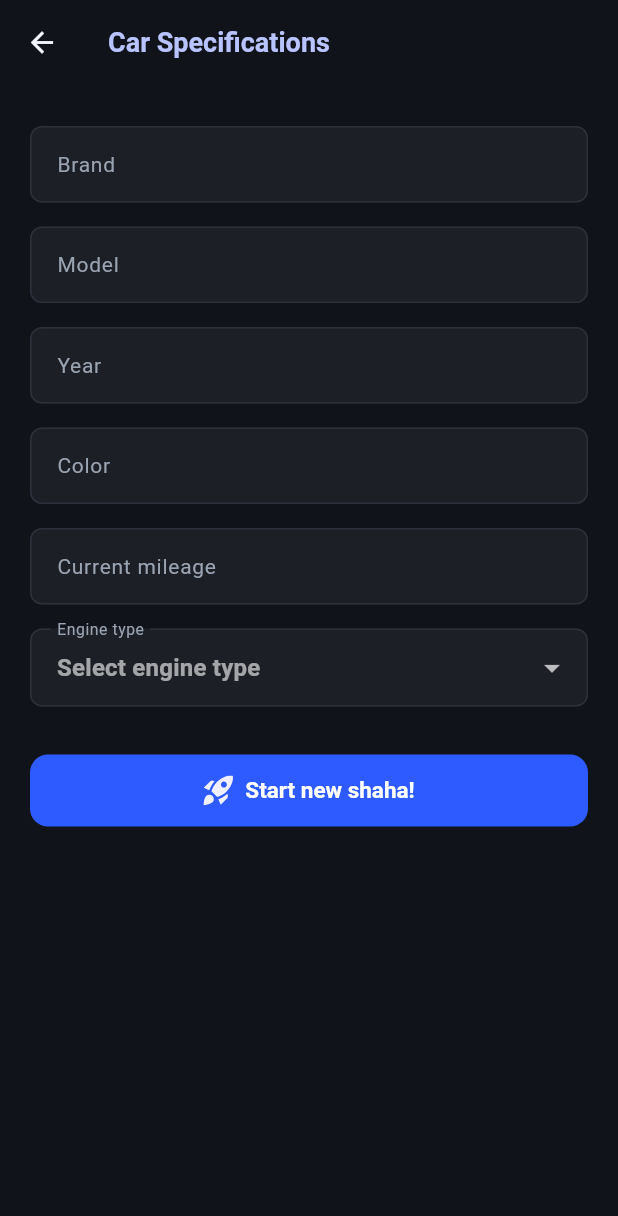
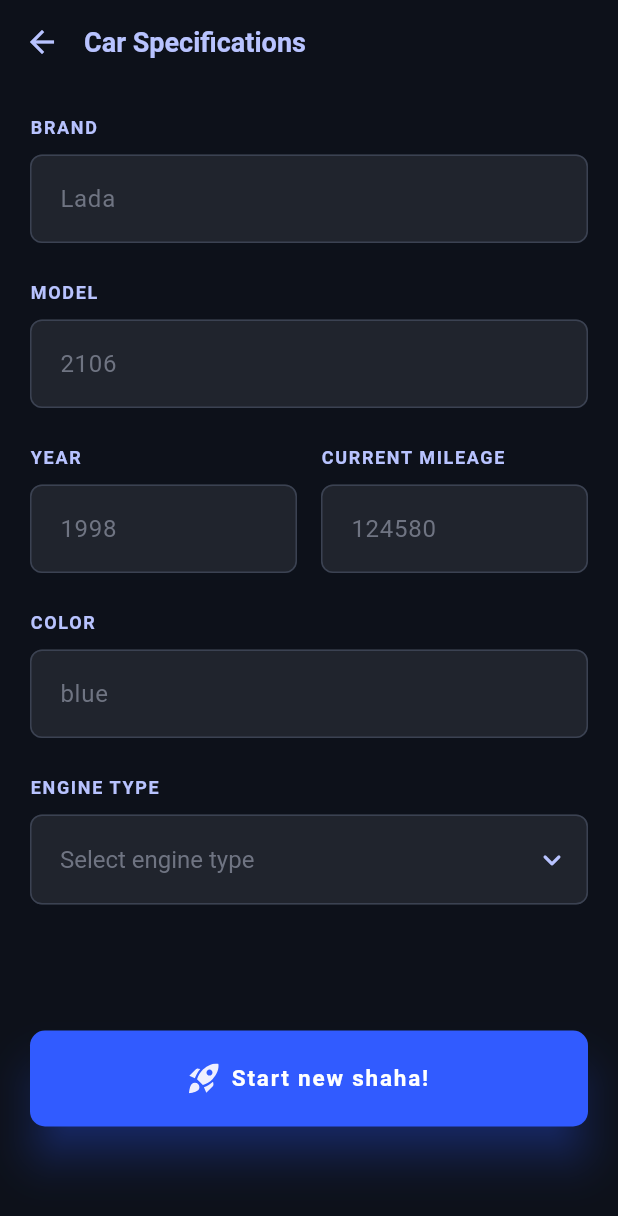
Before and after one commit to my-talking-shaha/my-talking-shaha, a Flutter app: the AddVehicleScreen screen opened by its route, on a phone screen of 412 x 824 dp. Shown: the top 1216 px of the screen. Run offline on Flutter 3.47's test engine with Material 3 defaults, Android fonts, the light colour scheme and no system bars; our stand-ins replace flutter_riverpod, flutter_svg, go_router.

Commit message:
fix: adjust add vehicle screen to design 2

```diff
--- a/frontend/lib/features/garage/presentation/screens/add_vehicle_screen.dart
+++ b/frontend/lib/features/garage/presentation/screens/add_vehicle_screen.dart
@@ -17,6 +17,12 @@
 final class _AddVehicleScreenState extends ConsumerState<AddVehicleScreen> {
   late final AddVehicleController _controller;
 
+  static const _backgroundColor = Color(0xFF0D111A);
+  static const _fieldColor = Color(0xFF20242D);
+  static const _borderColor = Color(0xFF3B4252);
+  static const _accentColor = Color(0xFFB8C3FF);
+  static const _hintColor = Color(0xFF6F7482);
+
   @override
   void initState() {
     super.initState();
@@ -29,10 +35,15 @@
     final hasEngineType = state.engineType.isNotEmpty;
 
     return Scaffold(
+      backgroundColor: _backgroundColor,
       appBar: AppBar(
+        backgroundColor: _backgroundColor,
+        elevation: 0,
+        titleSpacing: 0,
+        iconTheme: const IconThemeData(color: _accentColor),
         title: const Text(
           'Car Specifications',
-          style: TextStyle(color: Color(0xFFB8C3FF)),
+          style: TextStyle(color: _accentColor, fontWeight: FontWeight.w700),
         ),
         leading: IconButton(
           onPressed: () => context.go('/garage'),
@@ -41,11 +52,10 @@
       ),
       body: SafeArea(
         child: SingleChildScrollView(
-          padding: const EdgeInsets.all(AppSpacing.xl),
+          padding: const EdgeInsets.fromLTRB(20, 20, 20, 24),
           child: Column(
             crossAxisAlignment: CrossAxisAlignment.start,
             children: [
-              const SizedBox(height: AppSpacing.sm),
               _GarageTextField(
                 label: 'Brand',
                 hintText: 'Lada',
@@ -53,7 +63,8 @@
                 textInputAction: TextInputAction.next,
                 onChanged: (value) => _update(_controller.updateBrand, value),
               ),
-              const SizedBox(height: AppSpacing.lg),
+              const SizedBox(height: 24),
+
               _GarageTextField(
                 label: 'Model',
                 hintText: '2106',
@@ -61,48 +72,93 @@
                 textInputAction: TextInputAction.next,
                 onChanged: (value) => _update(_controller.updateModel, value),
               ),
-              const SizedBox(height: AppSpacing.lg),
-              _GarageTextField(
+              const SizedBox(height: 24),
+
+              Row(
+                children: [
+                  Expanded(
+                    child: _GarageTextField(
                       label: 'Year',
                       hintText: '1998',
                       errorText: state.fieldErrors['year'],
                       keyboardType: TextInputType.number,
                       inputFormatters: [FilteringTextInputFormatter.digitsOnly],
                       textInputAction: TextInputAction.next,
-                onChanged: (value) => _update(_controller.updateYear, value),
+                      onChanged: (value) =>
+                          _update(_controller.updateYear, value),
                     ),
-              const SizedBox(height: AppSpacing.lg),
+                  ),
+                  const SizedBox(width: 16),
+                  Expanded(
+                    child: _GarageTextField(
+                      label: 'Current mileage',
+                      hintText: '124580',
+                      errorText: state.fieldErrors['currentMileageKm'],
+                      keyboardType: TextInputType.number,
+                      inputFormatters: [FilteringTextInputFormatter.digitsOnly],
+                      textInputAction: TextInputAction.next,
+                      onChanged: (value) =>
+                          _update(_controller.updateCurrentMileage, value),
+                    ),
+                  ),
+                ],
+              ),
+              const SizedBox(height: 24),
+
               _GarageTextField(
                 label: 'Color',
                 hintText: 'blue',
                 textInputAction: TextInputAction.next,
                 onChanged: (value) => _update(_controller.updateColor, value),
               ),
-              const SizedBox(height: AppSpacing.lg),
-              _GarageTextField(
-                label: 'Current mileage',
-                hintText: '124580',
-                errorText: state.fieldErrors['currentMileageKm'],
-                keyboardType: TextInputType.number,
-                inputFormatters: [FilteringTextInputFormatter.digitsOnly],
-                textInputAction: TextInputAction.done,
-                onChanged: (value) =>
-                    _update(_controller.updateCurrentMileage, value),
-              ),
-              const SizedBox(height: AppSpacing.lg),
+              const SizedBox(height: 24),
+
+              const _GarageDropdownLabel(label: 'Engine type'),
+              const SizedBox(height: 10),
               DropdownButtonFormField<String>(
                 key: ValueKey(state.engineType),
                 initialValue: state.engineType.isEmpty
                     ? null
                     : state.engineType,
+                dropdownColor: _fieldColor,
+                borderRadius: BorderRadius.circular(8),
+                icon: const Icon(
+                  Icons.keyboard_arrow_down_rounded,
+                  color: _accentColor,
+                ),
+                style: const TextStyle(color: Colors.white, fontSize: 16),
                 decoration: InputDecoration(
-                  labelText: 'Engine type',
                   errorText: state.fieldErrors['engineType'],
+                  filled: true,
+                  fillColor: _fieldColor,
+                  contentPadding: const EdgeInsets.symmetric(
+                    horizontal: 16,
+                    vertical: 18,
+                  ),
+                  enabledBorder: OutlineInputBorder(
+                    borderRadius: BorderRadius.circular(8),
+                    borderSide: const BorderSide(color: _borderColor),
+                  ),
+                  focusedBorder: OutlineInputBorder(
+                    borderRadius: BorderRadius.circular(8),
+                    borderSide: const BorderSide(color: _accentColor),
+                  ),
+                  errorBorder: OutlineInputBorder(
+                    borderRadius: BorderRadius.circular(8),
+                    borderSide: const BorderSide(color: AppColors.error),
+                  ),
+                  focusedErrorBorder: OutlineInputBorder(
+                    borderRadius: BorderRadius.circular(8),
+                    borderSide: const BorderSide(color: AppColors.error),
+                  ),
                   floatingLabelStyle: hasEngineType
-                      ? const TextStyle(color: Color(0xFFB8C3FF))
+                      ? const TextStyle(color: _accentColor)
                       : null,
                 ),
-                hint: const Text('Select engine type'),
+                hint: const Text(
+                  'Select engine type',
+                  style: TextStyle(color: _hintColor),
+                ),
                 items: const [
                   DropdownMenuItem(value: 'gasoline', child: Text('gasoline')),
                   DropdownMenuItem(value: 'diesel', child: Text('diesel')),
@@ -115,8 +171,9 @@
                         _update(_controller.updateEngineType, value ?? '');
                       },
               ),
+
               if (state.errorMessage != null) ...[
-                const SizedBox(height: AppSpacing.lg),
+                const SizedBox(height: 24),
                 Text(
                   state.errorMessage!,
                   style: Theme.of(
@@ -124,10 +181,25 @@
                   ).textTheme.bodyMedium?.copyWith(color: AppColors.error),
                 ),
               ],
-              const SizedBox(height: AppSpacing.xxxl),
+
+              const SizedBox(height: 84),
+
               SizedBox(
                 width: double.infinity,
+                height: 64,
                 child: ElevatedButton(
+                  style: ElevatedButton.styleFrom(
+                    backgroundColor: const Color(0xFF315BFF),
+                    foregroundColor: Colors.white,
+                    disabledBackgroundColor: const Color(
+                      0xFF315BFF,
+                    ).withValues(alpha: 0.5),
+                    shape: RoundedRectangleBorder(
+                      borderRadius: BorderRadius.circular(10),
+                    ),
+                    elevation: 12,
+                    shadowColor: const Color(0xFF315BFF),
+                  ),
                   onPressed: state.isSubmitting ? null : _submit,
                   child: state.isSubmitting
                       ? const SizedBox(
@@ -144,7 +216,13 @@
                               height: 20,
                             ),
                             const SizedBox(width: 8),
-                            const Text('Start new shaha!'),
+                            const Text(
+                              'Start new shaha!',
+                              style: TextStyle(
+                                fontWeight: FontWeight.w700,
+                                letterSpacing: 1.2,
+                              ),
+                            ),
                           ],
                         ),
                 ),
@@ -194,6 +272,11 @@
     this.textInputAction,
   });
 
+  static const _fieldColor = Color(0xFF20242D);
+  static const _borderColor = Color(0xFF3B4252);
+  static const _accentColor = Color(0xFFB8C3FF);
+  static const _hintColor = Color(0xFF6F7482);
+
   final String label;
   final String hintText;
   final ValueChanged<String> onChanged;
@@ -204,17 +287,66 @@
 
   @override
   Widget build(BuildContext context) {
-    return TextField(
+    return Column(
+      crossAxisAlignment: CrossAxisAlignment.start,
+      children: [
+        _GarageDropdownLabel(label: label),
+        const SizedBox(height: 10),
+        TextField(
+          style: const TextStyle(color: Colors.white, fontSize: 16),
+          cursorColor: _accentColor,
           decoration: InputDecoration(
-        labelText: label,
             hintText: hintText,
             errorText: errorText,
-        floatingLabelStyle: const TextStyle(color: Color(0xFFB8C3FF)),
+            hintStyle: const TextStyle(color: _hintColor),
+            filled: true,
+            fillColor: _fieldColor,
+            contentPadding: const EdgeInsets.symmetric(
+              horizontal: 16,
+              vertical: 18,
+            ),
+            enabledBorder: OutlineInputBorder(
+              borderRadius: BorderRadius.circular(8),
+              borderSide: const BorderSide(color: _borderColor),
+            ),
+            focusedBorder: OutlineInputBorder(
+              borderRadius: BorderRadius.circular(8),
+              borderSide: const BorderSide(color: _accentColor),
+            ),
+            errorBorder: OutlineInputBorder(
+              borderRadius: BorderRadius.circular(8),
+              borderSide: const BorderSide(color: AppColors.error),
+            ),
+            focusedErrorBorder: OutlineInputBorder(
+              borderRadius: BorderRadius.circular(8),
+              borderSide: const BorderSide(color: AppColors.error),
+            ),
           ),
           keyboardType: keyboardType,
           inputFormatters: inputFormatters,
           textInputAction: textInputAction,
           onChanged: onChanged,
+        ),
+      ],
     );
   }
 }
+
+final class _GarageDropdownLabel extends StatelessWidget {
+  const _GarageDropdownLabel({required this.label});
+
+  final String label;
+
+  @override
+  Widget build(BuildContext context) {
+    return Text(
+      label.toUpperCase(),
+      style: const TextStyle(
+        color: Color(0xFFB8C3FF),
+        fontSize: 12,
+        fontWeight: FontWeight.w700,
+        letterSpacing: 1.1,
+      ),
+    );
+  }
+}
```
Lines whose indentation alone changed are shown as unchanged.
